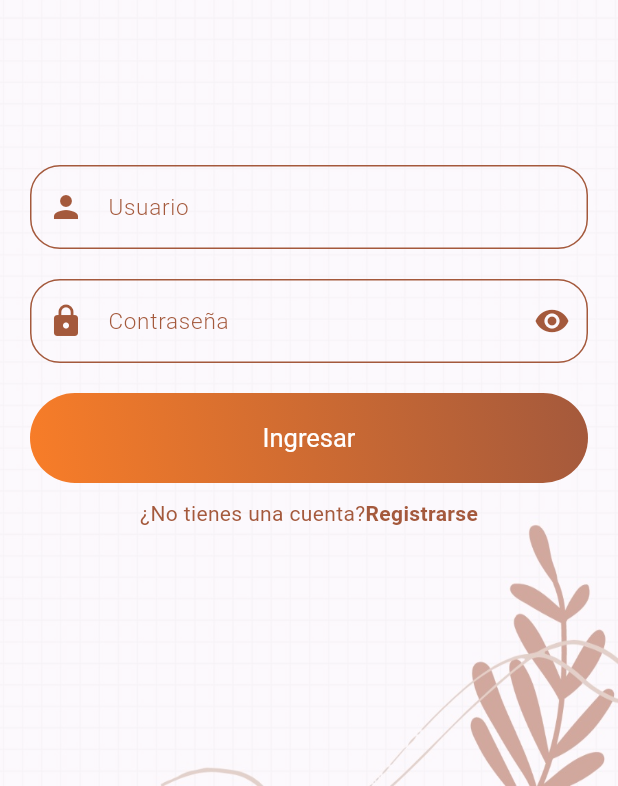
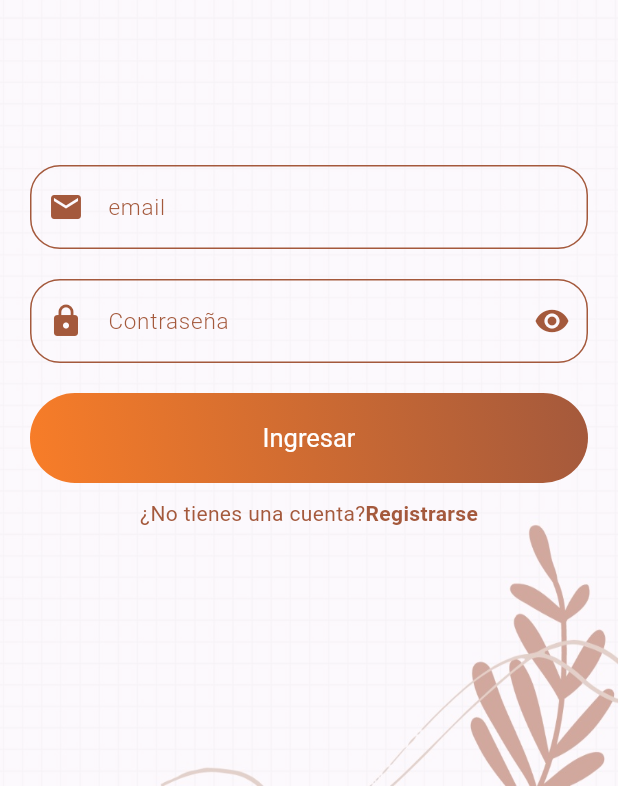
Before and after one commit to YisusYec2049/final_project, a Flutter app: the screen it shows after launch, after a tap on "Ingresar", on a phone screen of 412 x 824 dp, the part 450-1236 px from its top. Run offline on Flutter 3.47's test engine with Material 3 defaults, Android fonts, the phone set to English and light mode, and no system bars; our stand-ins replace firebase_auth, firebase_core, google_fonts, google_nav_bar, image_picker; accounts and stored records are empty; network calls fail; Roboto replaces fonts that are missing (Kanit).

Commit message:
Firebase auth implementation

```diff
--- /dev/null
+++ b/lib/firebase_auth_implementation/firebase_auth_services.dart
@@ -0,0 +1,27 @@
+import 'package:firebase_auth/firebase_auth.dart';
+
+class FirebaseAuthService {
+  FirebaseAuth _auth = FirebaseAuth.instance;
+
+  Future<User?> signUpEmailAndPassword(String email, String password) async {
+    try {
+      UserCredential credential = await _auth.createUserWithEmailAndPassword(
+          email: email, password: password);
+      return credential.user;
+    } catch (e) {
+      print('Some error ocurred');
+    }
+    return null;
+  }
+
+  Future<User?> signInEmailAndPassword(String email, String password) async {
+    try {
+      UserCredential credential = await _auth.signInWithEmailAndPassword(
+          email: email, password: password);
+      return credential.user;
+    } catch (e) {
+      print('Some error ocurred');
+    }
+    return null;
+  }
+}
--- a/lib/main.dart
+++ b/lib/main.dart
@@ -1,8 +1,12 @@
+import 'package:final_project/firebase_options.dart';
 import 'package:final_project/widgets/MyApp.dart';
 import 'package:flutter/material.dart';
 import 'package:flutter/services.dart';
+import 'package:firebase_core/firebase_core.dart';
 
-void main() {
+void main() async {
+  WidgetsFlutterBinding.ensureInitialized();
+  await Firebase.initializeApp(options: DefaultFirebaseOptions.currentPlatform);
   SystemChrome.setSystemUIOverlayStyle(const SystemUiOverlayStyle(
       statusBarColor: Colors.transparent,
       statusBarBrightness: Brightness.light));
--- a/lib/screen/login.dart
+++ b/lib/screen/login.dart
@@ -1,12 +1,14 @@
 import 'dart:convert';
 
-import 'package:final_project/model/user.dart';
+import 'package:final_project/firebase_auth_implementation/firebase_auth_services.dart';
+import 'package:final_project/model/user.dart' as local;
 import 'package:final_project/providers/userProvider.dart';
 import 'package:final_project/screen/home_admin.dart';
 import 'package:final_project/screen/home_adopter.dart';
 import 'package:final_project/screen/signup.dart';
 import 'package:final_project/util/alreadyHaveAnAccountCheck.dart';
 import 'package:final_project/util/customButtomLogin.dart';
+import 'package:firebase_auth/firebase_auth.dart';
 import 'package:flutter/material.dart';
 import 'package:http/http.dart' as http;
 import 'package:provider/provider.dart';
@@ -19,9 +21,17 @@ class Login extends StatefulWidget {
 }
 
 class _LoginState extends State<Login> {
+  final FirebaseAuthService _auth = FirebaseAuthService();
   bool _obscureText = false;
-  TextEditingController userController = TextEditingController();
+  TextEditingController emailController = TextEditingController();
   TextEditingController passController = TextEditingController();
+
+  @override
+  void dispose() {
+    emailController.dispose();
+    passController.dispose();
+    super.dispose();
+  }
 
   @override
   void initState() {
@@ -38,13 +48,13 @@ class _LoginState extends State<Login> {
 
       final user = usersData.firstWhere(
         (userData) =>
-            userData['nombreusuario'] == userController.text &&
+            userData['correo'] == emailController.text &&
             userData['contrasena'] == passController.text,
         orElse: () => null,
       );
 
       if (user != null) {
-        final loggedInUser = User.fromJson(user);
+        final loggedInUser = local.User.fromJson(user);
 
         Provider.of<UserProvider>(context, listen: false).setUser(loggedInUser);
 
@@ -73,10 +83,6 @@ class _LoginState extends State<Login> {
       }
     }
   }
-
-  //final _formKey = GlobalKey<FormState>();
-
-//  UserManager userManager = UserManager();
 
   @override
   Widget build(BuildContext context) {
@@ -111,7 +117,7 @@ class _LoginState extends State<Login> {
                     padding: const EdgeInsets.fromLTRB(20, 10, 20, 10),
                     child: TextFormField(
                       keyboardType: TextInputType.name,
-                      controller: userController,
+                      controller: emailController,
                       decoration: InputDecoration(
                         border: OutlineInputBorder(
                           borderSide:
@@ -134,10 +140,10 @@ class _LoginState extends State<Login> {
                           borderRadius: BorderRadius.circular(20.0),
                         ),
                         prefixIcon: const Icon(
-                          Icons.person,
+                          Icons.email,
                           color: Color(0xFFA4593C),
                         ),
-                        labelText: 'Usuario',
+                        labelText: 'email',
                         labelStyle: const TextStyle(
                             fontSize: 15,
                             color: Color(0xFFA4593C),
@@ -149,7 +155,7 @@ class _LoginState extends State<Login> {
                         }
                         return null;
                       },
-                      onSaved: (value) => userController =
+                      onSaved: (value) => emailController =
                           value?.replaceAll(' ', '') as TextEditingController,
                     ),
                   ),
@@ -218,7 +224,7 @@ class _LoginState extends State<Login> {
                           value?.replaceAll(' ', '') as TextEditingController,
                     ),
                   ),
-                  CustomBottomLogin(press: _handleLogin, title: 'Ingresar'),
+                  CustomBottomLogin(press: _signIn, title: 'Ingresar'),
                   AlreadyHaveAnAccount(
                       press: () async {
                         Navigator.push(
@@ -239,4 +245,18 @@ class _LoginState extends State<Login> {
       ),
     );
   }
+
+  void _signIn() async {
+    String email = emailController.text;
+    String password = passController.text;
+
+    User? user = await _auth.signInEmailAndPassword(email, password);
+
+    if (user != null) {
+      print('User is successfully created');
+      _handleLogin();
+    } else {
+      print('Some error happend');
+    }
+  }
 }
--- a/pubspec.yaml
+++ b/pubspec.yaml
@@ -40,6 +40,10 @@ dependencies:
   google_nav_bar: ^5.0.6
   provider: ^6.1.1
   image_picker: ^1.0.4
+  cloud_firestore: ^4.13.3
+  firebase_auth: ^4.15.0
+  firebase_storage: ^11.5.3
+  firebase_core: ^2.24.0
 
 dev_dependencies:
   flutter_test:
```
Also changed, not shown: lib/screen/add_pets.dart (+10 -29 lines), lib/screen/add_story.dart (+14 -27 lines), lib/screen/home_admin.dart (+31 -5 lines), lib/screen/signup.dart (+34 -5 lines), lib/firebase_options.dart (added), lib/providers/loginProvider.dart (deleted), pubspec.lock, 10 other files.
